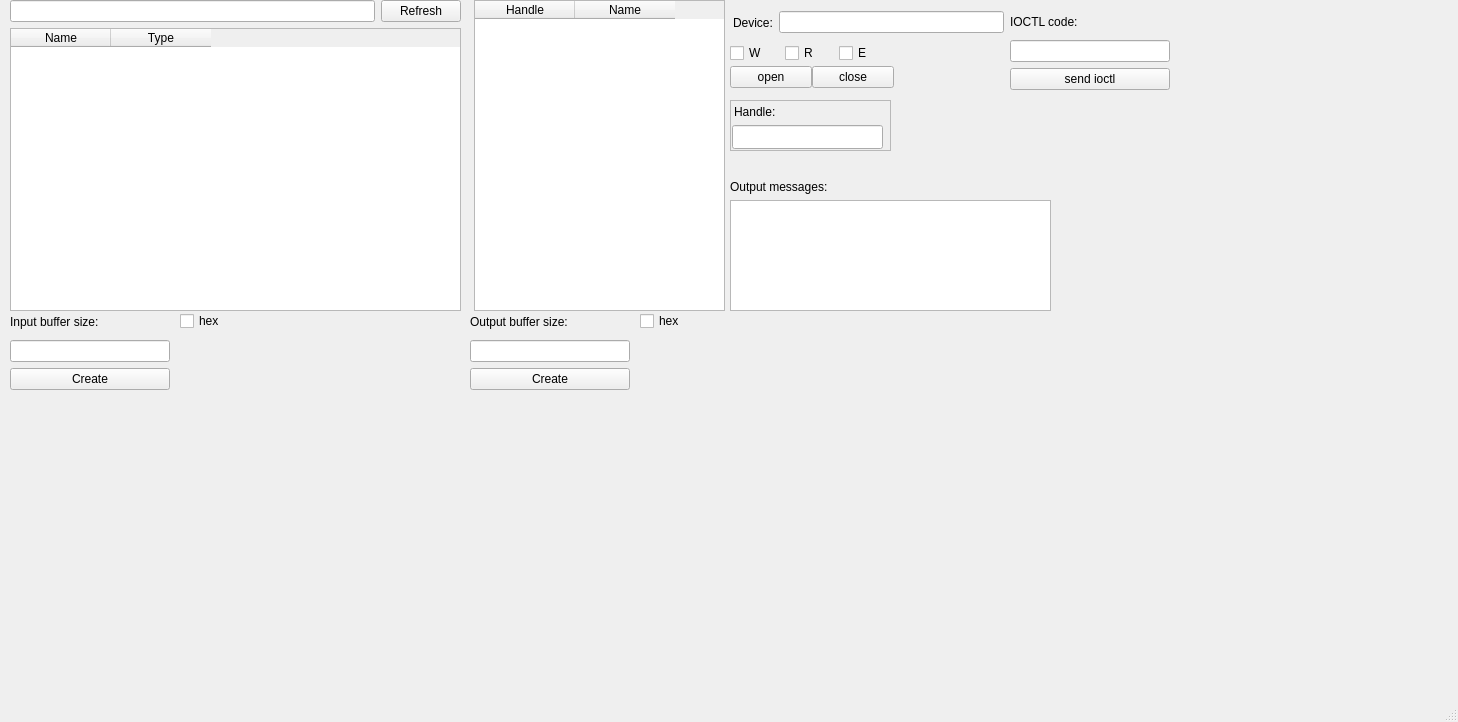
This is ioctl_helper/mainwindow.ui in RomanRybachek/ioctl_helper as Qt 5 draws it before an edit. The edited form follows.
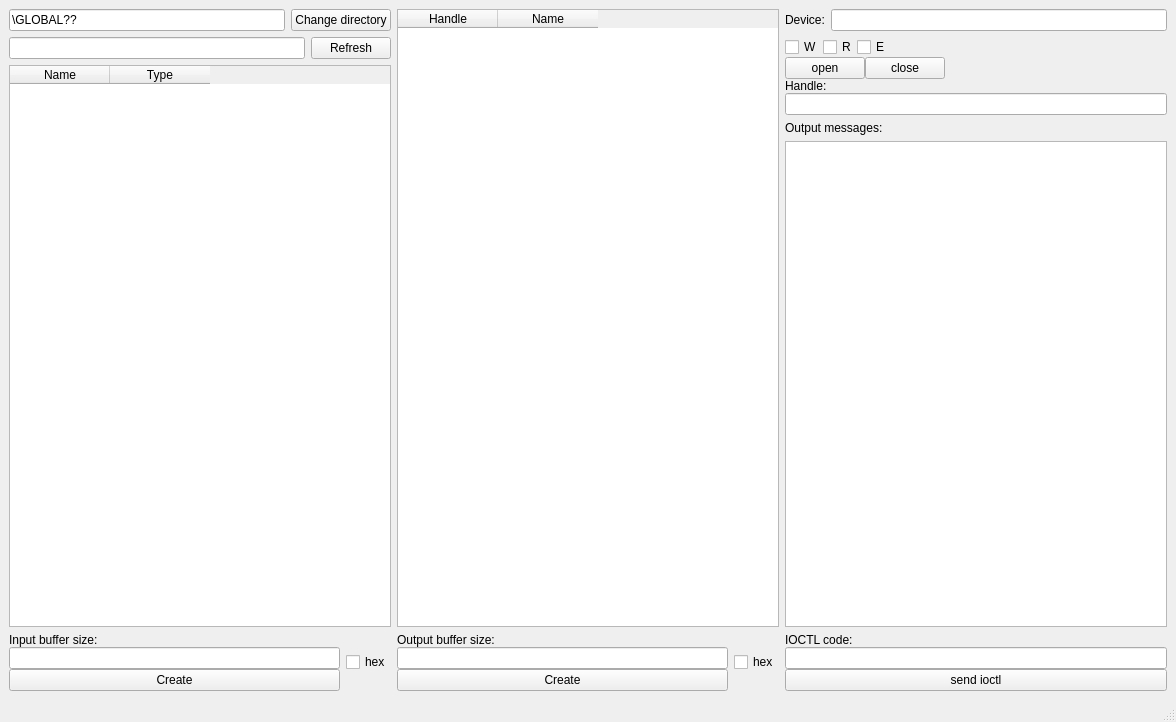
This is the edited form.

Commit message: An ability to change directory. Improved frontend

```diff
--- a/ioctl_helper/mainwindow.ui
+++ b/ioctl_helper/mainwindow.ui
@@ -6,7 +6,7 @@
    <rect>
     <x>0</x>
     <y>0</y>
-    <width>1458</width>
+    <width>1176</width>
     <height>722</height>
    </rect>
   </property>
@@ -17,16 +17,29 @@
    <string notr="true"/>
   </property>
   <widget class="QWidget" name="centralwidget">
-   <widget class="QWidget" name="verticalLayoutWidget">
-    <property name="geometry">
-     <rect>
-      <x>10</x>
-      <y>0</y>
-      <width>451</width>
-      <height>311</height>
-     </rect>
-    </property>
+   <layout class="QVBoxLayout" name="verticalLayout_11">
+    <item>
+     <layout class="QHBoxLayout" name="horizontalLayout_6">
+      <item>
     <layout class="QVBoxLayout" name="verticalLayout">
+        <item>
+         <layout class="QHBoxLayout" name="horizontalLayout_4">
+          <item>
+           <widget class="QLineEdit" name="chgDirLineEdit">
+            <property name="text">
+             <string>\GLOBAL??</string>
+            </property>
+           </widget>
+          </item>
+          <item>
+           <widget class="QPushButton" name="changeDirButton">
+            <property name="text">
+             <string>Change directory</string>
+            </property>
+           </widget>
+          </item>
+         </layout>
+        </item>
      <item>
       <layout class="QHBoxLayout" name="horizontalLayout">
        <item>
@@ -56,19 +69,12 @@
       </widget>
      </item>
     </layout>
-   </widget>
+      </item>
+      <item>
    <widget class="QTableWidget" name="openedDevicesTableWidget">
     <property name="enabled">
      <bool>true</bool>
     </property>
-    <property name="geometry">
-     <rect>
-      <x>474</x>
-      <y>0</y>
-      <width>251</width>
-      <height>311</height>
-     </rect>
-    </property>
     <column>
      <property name="text">
       <string>Handle</string>
@@ -80,41 +86,28 @@
      </property>
     </column>
    </widget>
-   <widget class="QWidget" name="verticalLayoutWidget_5">
-    <property name="geometry">
-     <rect>
-      <x>730</x>
-      <y>180</y>
-      <width>321</width>
-      <height>131</height>
-     </rect>
-    </property>
-    <layout class="QVBoxLayout" name="verticalLayout_6">
+      </item>
      <item>
-      <widget class="QLabel" name="label">
+       <layout class="QVBoxLayout" name="verticalLayout_7">
+        <item>
+         <layout class="QHBoxLayout" name="horizontalLayout_5">
+          <item>
+           <widget class="QLabel" name="label_2">
        <property name="text">
-        <string>Output messages:</string>
+             <string>Device:</string>
        </property>
       </widget>
      </item>
      <item>
-      <widget class="QTextBrowser" name="outputTextBrowser">
-       <property name="enabled">
-        <bool>true</bool>
+           <widget class="QLineEdit" name="curDeviceLineEdit">
+            <property name="text">
+             <string/>
        </property>
       </widget>
      </item>
     </layout>
-   </widget>
-   <widget class="QWidget" name="layoutWidget">
-    <property name="geometry">
-     <rect>
-      <x>730</x>
-      <y>40</y>
-      <width>164</width>
-      <height>52</height>
-     </rect>
-    </property>
+        </item>
+        <item>
     <layout class="QVBoxLayout" name="verticalLayout_3">
      <property name="spacing">
       <number>0</number>
@@ -145,6 +138,19 @@
          </property>
         </widget>
        </item>
+            <item>
+             <spacer name="horizontalSpacer">
+              <property name="orientation">
+               <enum>Qt::Horizontal</enum>
+              </property>
+              <property name="sizeHint" stdset="0">
+               <size>
+                <width>40</width>
+                <height>20</height>
+               </size>
+              </property>
+             </spacer>
+            </item>
       </layout>
      </item>
      <item>
@@ -166,73 +172,25 @@
          </property>
         </widget>
        </item>
-      </layout>
-     </item>
-    </layout>
-   </widget>
-   <widget class="QWidget" name="layoutWidget">
-    <property name="geometry">
-     <rect>
-      <x>733</x>
-      <y>7</y>
-      <width>271</width>
-      <height>31</height>
-     </rect>
-    </property>
-    <layout class="QHBoxLayout" name="horizontalLayout_5">
      <item>
-      <widget class="QLabel" name="label_2">
-       <property name="text">
-        <string>Device:</string>
-       </property>
-      </widget>
-     </item>
-     <item>
-      <widget class="QLineEdit" name="curDeviceLineEdit">
-       <property name="text">
-        <string/>
-       </property>
-      </widget>
-     </item>
-    </layout>
-   </widget>
-   <widget class="QFrame" name="frame">
-    <property name="geometry">
-     <rect>
-      <x>730</x>
-      <y>100</y>
-      <width>161</width>
-      <height>51</height>
-     </rect>
-    </property>
-    <property name="frameShape">
-     <enum>QFrame::StyledPanel</enum>
-    </property>
-    <property name="frameShadow">
-     <enum>QFrame::Raised</enum>
-    </property>
-    <widget class="QLineEdit" name="curHandleLineEdit">
-     <property name="geometry">
-      <rect>
-       <x>2</x>
-       <y>25</y>
-       <width>151</width>
-       <height>24</height>
-      </rect>
-     </property>
-     <property name="text">
-      <string/>
-     </property>
-    </widget>
+             <spacer name="horizontalSpacer_2">
+              <property name="orientation">
+               <enum>Qt::Horizontal</enum>
+              </property>
+              <property name="sizeHint" stdset="0">
+               <size>
+                <width>40</width>
+                <height>20</height>
+               </size>
+              </property>
+             </spacer>
+            </item>
+           </layout>
+          </item>
+          <item>
+           <layout class="QVBoxLayout" name="verticalLayout_8">
+            <item>
     <widget class="QLabel" name="label_3">
-     <property name="geometry">
-      <rect>
-       <x>4</x>
-       <y>2</y>
-       <width>151</width>
-       <height>20</height>
-      </rect>
-     </property>
      <property name="maximumSize">
       <size>
        <width>16770000</width>
@@ -243,120 +201,255 @@
       <string>Handle:</string>
      </property>
     </widget>
-   </widget>
-   <widget class="QWidget" name="verticalLayoutWidget_2">
-    <property name="geometry">
-     <rect>
-      <x>1010</x>
-      <y>10</y>
-      <width>160</width>
-      <height>80</height>
-     </rect>
-    </property>
-    <layout class="QVBoxLayout" name="verticalLayout_2">
+            </item>
      <item>
-      <widget class="QLabel" name="label_4">
+             <widget class="QLineEdit" name="curHandleLineEdit">
        <property name="text">
-        <string>IOCTL code:</string>
+               <string/>
        </property>
       </widget>
      </item>
-     <item>
-      <widget class="QLineEdit" name="ioctlCodeLineEdit"/>
-     </item>
+           </layout>
+          </item>
+         </layout>
+        </item>
      <item>
-      <widget class="QPushButton" name="sendIoctlPushButton">
+         <layout class="QVBoxLayout" name="verticalLayout_6">
+          <item>
+           <widget class="QLabel" name="label">
        <property name="text">
-        <string>send ioctl</string>
+             <string>Output messages:</string>
        </property>
       </widget>
      </item>
-    </layout>
-   </widget>
-   <widget class="QWidget" name="verticalLayoutWidget_3">
-    <property name="geometry">
-     <rect>
-      <x>10</x>
-      <y>310</y>
-      <width>160</width>
-      <height>80</height>
-     </rect>
-    </property>
+          <item>
+           <widget class="QTextBrowser" name="outputTextBrowser">
+            <property name="enabled">
+             <bool>true</bool>
+            </property>
+           </widget>
+          </item>
+         </layout>
+        </item>
+       </layout>
+      </item>
+     </layout>
+    </item>
+    <item>
+     <layout class="QHBoxLayout" name="horizontalLayout_9">
+      <property name="sizeConstraint">
+       <enum>QLayout::SetMinimumSize</enum>
+      </property>
+      <item>
+       <layout class="QHBoxLayout" name="horizontalLayout_8">
+        <item>
     <layout class="QVBoxLayout" name="verticalLayout_4">
+          <property name="spacing">
+           <number>0</number>
+          </property>
+          <property name="sizeConstraint">
+           <enum>QLayout::SetMinimumSize</enum>
+          </property>
      <item>
       <widget class="QLabel" name="label_5">
+            <property name="sizePolicy">
+             <sizepolicy hsizetype="Preferred" vsizetype="Minimum">
+              <horstretch>0</horstretch>
+              <verstretch>0</verstretch>
+             </sizepolicy>
+            </property>
+            <property name="maximumSize">
+             <size>
+              <width>16777215</width>
+              <height>50</height>
+             </size>
+            </property>
        <property name="text">
         <string>Input buffer size:</string>
        </property>
       </widget>
      </item>
      <item>
-      <widget class="QLineEdit" name="InBufSizeLineEdit"/>
+           <widget class="QLineEdit" name="InBufSizeLineEdit">
+            <property name="sizePolicy">
+             <sizepolicy hsizetype="Expanding" vsizetype="Fixed">
+              <horstretch>0</horstretch>
+              <verstretch>0</verstretch>
+             </sizepolicy>
+            </property>
+           </widget>
      </item>
      <item>
       <widget class="QPushButton" name="inBufSizePushButton">
+            <property name="sizePolicy">
+             <sizepolicy hsizetype="Minimum" vsizetype="Fixed">
+              <horstretch>0</horstretch>
+              <verstretch>0</verstretch>
+             </sizepolicy>
+            </property>
        <property name="text">
         <string>Create</string>
        </property>
       </widget>
      </item>
     </layout>
-   </widget>
-   <widget class="QWidget" name="verticalLayoutWidget_4">
-    <property name="geometry">
-     <rect>
-      <x>470</x>
-      <y>310</y>
-      <width>160</width>
-      <height>80</height>
-     </rect>
-    </property>
+        </item>
+        <item>
+         <layout class="QVBoxLayout" name="verticalLayout_10">
+          <property name="sizeConstraint">
+           <enum>QLayout::SetMinimumSize</enum>
+          </property>
+          <item>
+           <widget class="QCheckBox" name="inHexCheckBox">
+            <property name="sizePolicy">
+             <sizepolicy hsizetype="Minimum" vsizetype="Minimum">
+              <horstretch>0</horstretch>
+              <verstretch>0</verstretch>
+             </sizepolicy>
+            </property>
+            <property name="text">
+             <string>hex</string>
+            </property>
+           </widget>
+          </item>
+         </layout>
+        </item>
+       </layout>
+      </item>
+      <item>
+       <layout class="QHBoxLayout" name="horizontalLayout_7">
+        <item>
     <layout class="QVBoxLayout" name="verticalLayout_5">
+          <property name="spacing">
+           <number>0</number>
+          </property>
+          <property name="sizeConstraint">
+           <enum>QLayout::SetMinimumSize</enum>
+          </property>
      <item>
       <widget class="QLabel" name="label_6">
+            <property name="sizePolicy">
+             <sizepolicy hsizetype="Preferred" vsizetype="Minimum">
+              <horstretch>0</horstretch>
+              <verstretch>0</verstretch>
+             </sizepolicy>
+            </property>
+            <property name="maximumSize">
+             <size>
+              <width>16777215</width>
+              <height>50</height>
+             </size>
+            </property>
        <property name="text">
         <string>Output buffer size:</string>
        </property>
       </widget>
      </item>
      <item>
-      <widget class="QLineEdit" name="OutBufSizeLineEdit"/>
+           <widget class="QLineEdit" name="OutBufSizeLineEdit">
+            <property name="sizePolicy">
+             <sizepolicy hsizetype="Expanding" vsizetype="Fixed">
+              <horstretch>0</horstretch>
+              <verstretch>0</verstretch>
+             </sizepolicy>
+            </property>
+           </widget>
      </item>
      <item>
       <widget class="QPushButton" name="outBufSizePushButton">
+            <property name="sizePolicy">
+             <sizepolicy hsizetype="Minimum" vsizetype="Fixed">
+              <horstretch>0</horstretch>
+              <verstretch>0</verstretch>
+             </sizepolicy>
+            </property>
        <property name="text">
         <string>Create</string>
        </property>
       </widget>
      </item>
     </layout>
-   </widget>
-   <widget class="QCheckBox" name="inHexCheckBox">
-    <property name="geometry">
-     <rect>
-      <x>180</x>
-      <y>310</y>
-      <width>51</width>
-      <height>22</height>
-     </rect>
-    </property>
-    <property name="text">
-     <string>hex</string>
-    </property>
-   </widget>
+        </item>
+        <item>
+         <layout class="QVBoxLayout" name="verticalLayout_9">
+          <property name="sizeConstraint">
+           <enum>QLayout::SetMinimumSize</enum>
+          </property>
+          <item>
    <widget class="QCheckBox" name="outHexCheckBox">
-    <property name="geometry">
-     <rect>
-      <x>640</x>
-      <y>310</y>
-      <width>41</width>
-      <height>22</height>
-     </rect>
+            <property name="sizePolicy">
+             <sizepolicy hsizetype="Minimum" vsizetype="Minimum">
+              <horstretch>0</horstretch>
+              <verstretch>0</verstretch>
+             </sizepolicy>
     </property>
     <property name="text">
      <string>hex</string>
     </property>
    </widget>
+          </item>
+         </layout>
+        </item>
+       </layout>
+      </item>
+      <item>
+       <layout class="QVBoxLayout" name="verticalLayout_2">
+        <property name="spacing">
+         <number>0</number>
+        </property>
+        <property name="sizeConstraint">
+         <enum>QLayout::SetMinimumSize</enum>
+        </property>
+        <item>
+         <widget class="QLabel" name="label_4">
+          <property name="sizePolicy">
+           <sizepolicy hsizetype="Preferred" vsizetype="Minimum">
+            <horstretch>0</horstretch>
+            <verstretch>0</verstretch>
+           </sizepolicy>
+          </property>
+          <property name="maximumSize">
+           <size>
+            <width>16777215</width>
+            <height>50</height>
+           </size>
+          </property>
+          <property name="text">
+           <string>IOCTL code:</string>
+          </property>
+         </widget>
+        </item>
+        <item>
+         <widget class="QLineEdit" name="ioctlCodeLineEdit">
+          <property name="sizePolicy">
+           <sizepolicy hsizetype="Expanding" vsizetype="Fixed">
+            <horstretch>0</horstretch>
+            <verstretch>0</verstretch>
+           </sizepolicy>
+          </property>
+         </widget>
+        </item>
+        <item>
+         <widget class="QPushButton" name="sendIoctlPushButton">
+          <property name="sizePolicy">
+           <sizepolicy hsizetype="Minimum" vsizetype="Fixed">
+            <horstretch>0</horstretch>
+            <verstretch>0</verstretch>
+           </sizepolicy>
+          </property>
+          <property name="text">
+           <string>send ioctl</string>
+          </property>
+         </widget>
+        </item>
+       </layout>
+      </item>
+     </layout>
+    </item>
+    <item>
+     <layout class="QHBoxLayout" name="horizontalLayout_10"/>
+    </item>
+   </layout>
   </widget>
   <widget class="QMenuBar" name="menubar">
    <property name="geometry">
```
Left out of the diff: 2 changed lines with no effect on the pictures. Lines whose indentation alone changed are shown as unchanged. The commit also changes 4 other files.
